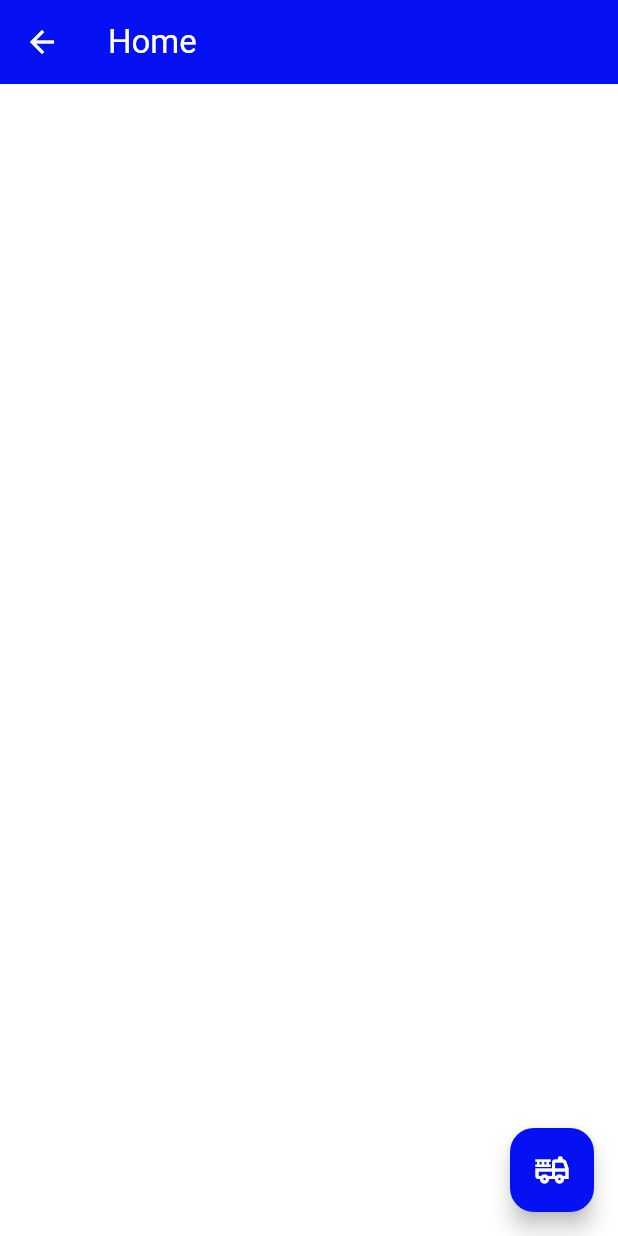
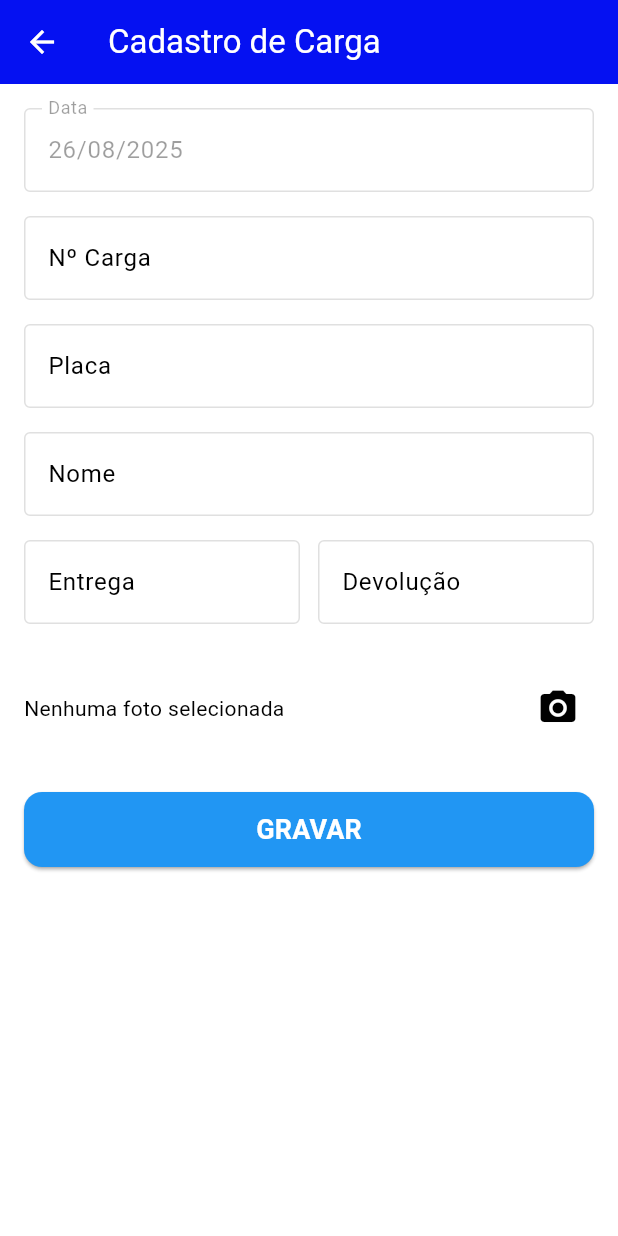
Before and after one commit to Prosystem-Informatica/apppallet_flutter, a Flutter app: the HomePage screen opened by its route, after a tap on the "fire truck" icon, on a phone screen of 412 x 824 dp. Run offline on Flutter 3.47's test engine with Material 3 defaults, Android fonts, the phone set to English and light mode, and no system bars; our stand-ins replace bloc, equatable, flutter_bloc, flutter_dotenv, get, shared_preferences and 1 more; missing offline and left inert: match; accounts and stored records are empty; network calls fail.

Commit message:
feat: load data for trucker

```diff
--- a/lib/app/app_routes.dart
+++ b/lib/app/app_routes.dart
@@ -1,4 +1,5 @@
 import 'package:apppallet_flutter/app/modules/home/home_page.dart';
+import 'package:apppallet_flutter/app/modules/load/load_page.dart';
 import 'package:get/get.dart';
 
 import 'modules/login/login_page.dart';
@@ -6,11 +7,13 @@ import 'modules/login/login_page.dart';
 class Routes {
   static const INITIAL = "/login";
   static const HOME = "/home";
+  static const LOAD = "/load";
 }
 
 class AppPages {
   static final pages = [
     GetPage(name: Routes.INITIAL, page: () => const LoginPage()),
     GetPage(name: Routes.HOME, page: () => const HomePage()),
+    GetPage(name: Routes.LOAD, page: () => const LoadPage()),
   ];
 }
--- a/lib/app/modules/home/home_page.dart
+++ b/lib/app/modules/home/home_page.dart
@@ -1,4 +1,5 @@
 import 'package:flutter/material.dart';
+import 'package:get/get.dart';
 
 class HomePage extends StatefulWidget {
   const HomePage({super.key});
@@ -14,7 +15,9 @@ class _HomePageState extends State<HomePage> {
       appBar: AppBar(title: const Text("Home")),
       body: Column(),
       floatingActionButton: FloatingActionButton(
-        onPressed: () {},
+        onPressed: () {
+          Get.toNamed('/load');
+        },
         child: Icon(Icons.fire_truck_outlined),
       ),
     );
--- /dev/null
+++ b/lib/app/modules/load/load_page.dart
@@ -0,0 +1,199 @@
+import 'package:apppallet_flutter/app/core/ui/helpers/messages.dart';
+import 'package:flutter/material.dart';
+
+class LoadPage extends StatefulWidget {
+  const LoadPage({super.key});
+
+  @override
+  State<LoadPage> createState() => _LoadPageState();
+}
+
+class _LoadPageState extends State<LoadPage> with Messages<LoadPage> {
+  final _formKey = GlobalKey<FormState>();
+
+  final cargaController = TextEditingController();
+  final placaController = TextEditingController();
+  final nomeController = TextEditingController();
+  final entregaController = TextEditingController();
+  final devolucaoController = TextEditingController();
+
+  bool entrega = false;
+  bool devolucao = false;
+
+  String? fotoPath;
+  final String dataAtual =
+      "${DateTime.now().day.toString().padLeft(2, '0')}/${DateTime.now().month.toString().padLeft(2, '0')}/${DateTime.now().year}";
+
+  @override
+  void dispose() {
+    cargaController.dispose();
+    placaController.dispose();
+    nomeController.dispose();
+    entregaController.dispose();
+    devolucaoController.dispose();
+    super.dispose();
+  }
+
+  void _gravar() {
+    if (_formKey.currentState!.validate()) {
+      ScaffoldMessenger.of(context).showSnackBar(
+        const SnackBar(content: Text("Dados gravados com sucesso!")),
+      );
+    }
+  }
+
+  @override
+  Widget build(BuildContext context) {
+    final colorScheme = Theme.of(context).colorScheme;
+
+    return Scaffold(
+      appBar: AppBar(
+        title: const Text("Cadastro de Carga"),
+        backgroundColor: colorScheme.primary,
+      ),
+      body: SafeArea(
+        child: SingleChildScrollView(
+          padding: const EdgeInsets.all(16),
+          child: Form(
+            key: _formKey,
+            child: Column(
+              crossAxisAlignment: CrossAxisAlignment.start,
+              children: [
+                TextFormField(
+                  enabled: false,
+                  initialValue: dataAtual,
+                  decoration: const InputDecoration(
+                    labelText: "Data",
+                    border: OutlineInputBorder(),
+                  ),
+                ),
+                const SizedBox(height: 16),
+
+                TextFormField(
+                  controller: cargaController,
+                  decoration: const InputDecoration(
+                    labelText: "Nº Carga",
+                    border: OutlineInputBorder(),
+                  ),
+                  validator:
+                      (value) =>
+                          value == null || value.isEmpty
+                              ? "Informe o Nº da carga"
+                              : null,
+                ),
+                const SizedBox(height: 16),
+
+                TextFormField(
+                  controller: placaController,
+                  decoration: const InputDecoration(
+                    labelText: "Placa",
+                    border: OutlineInputBorder(),
+                  ),
+                  validator:
+                      (value) =>
+                          value == null || value.isEmpty
+                              ? "Informe a placa"
+                              : null,
+                ),
+                const SizedBox(height: 16),
+
+                TextFormField(
+                  controller: nomeController,
+                  decoration: const InputDecoration(
+                    labelText: "Nome",
+                    border: OutlineInputBorder(),
+                  ),
+                  validator:
+                      (value) =>
+                          value == null || value.isEmpty
+                              ? "Informe o nome"
+                              : null,
+                ),
+                const SizedBox(height: 16),
+
+                /// ENTREGA E DEVOLUÇÃO (numéricos)
+                Row(
+                  children: [
+                    Expanded(
+                      child: TextFormField(
+                        controller: entregaController,
+                        keyboardType: TextInputType.number,
+                        decoration: const InputDecoration(
+                          labelText: "Entrega",
+                          border: OutlineInputBorder(),
+                        ),
+                        validator:
+                            (value) =>
+                                value == null || value.isEmpty
+                                    ? "Informe a entrega"
+                                    : null,
+                      ),
+                    ),
+                    const SizedBox(width: 12),
+                    Expanded(
+                      child: TextFormField(
+                        controller: devolucaoController,
+                        keyboardType: TextInputType.number,
+                        decoration: const InputDecoration(
+                          labelText: "Devolução",
+                          border: OutlineInputBorder(),
+                        ),
+                        validator:
+                            (value) =>
+                                value == null || value.isEmpty
+                                    ? "Informe a devolução"
+                                    : null,
+                      ),
+                    ),
+                  ],
+                ),
+                const SizedBox(height: 16),
+                const SizedBox(height: 16),
+                Row(
+                  children: [
+                    Expanded(
+                      child: Text(
+                        fotoPath ?? "Nenhuma foto selecionada",
+                        overflow: TextOverflow.ellipsis,
+                      ),
+                    ),
+                    IconButton(
+                      icon: const Icon(Icons.camera_alt, size: 28),
+                      onPressed: () {
+                        setState(() {
+                          fotoPath = "foto_exemplo.jpg";
+                        });
+                      },
+                    ),
+                  ],
+                ),
+                const SizedBox(height: 32),
+                SizedBox(
+                  width: double.infinity,
+                  height: 50,
+                  child: ElevatedButton(
+                    style: ElevatedButton.styleFrom(
+                      backgroundColor: Colors.blue,
+                      shape: RoundedRectangleBorder(
+                        borderRadius: BorderRadius.circular(12),
+                      ),
+                    ),
+                    onPressed: _gravar,
+                    child: const Text(
+                      "GRAVAR",
+                      style: TextStyle(
+                        fontWeight: FontWeight.bold,
+                        fontSize: 18,
+                        color: Colors.white,
+                      ),
+                    ),
+                  ),
+                ),
+              ],
+            ),
+          ),
+        ),
+      ),
+    );
+  }
+}
```
